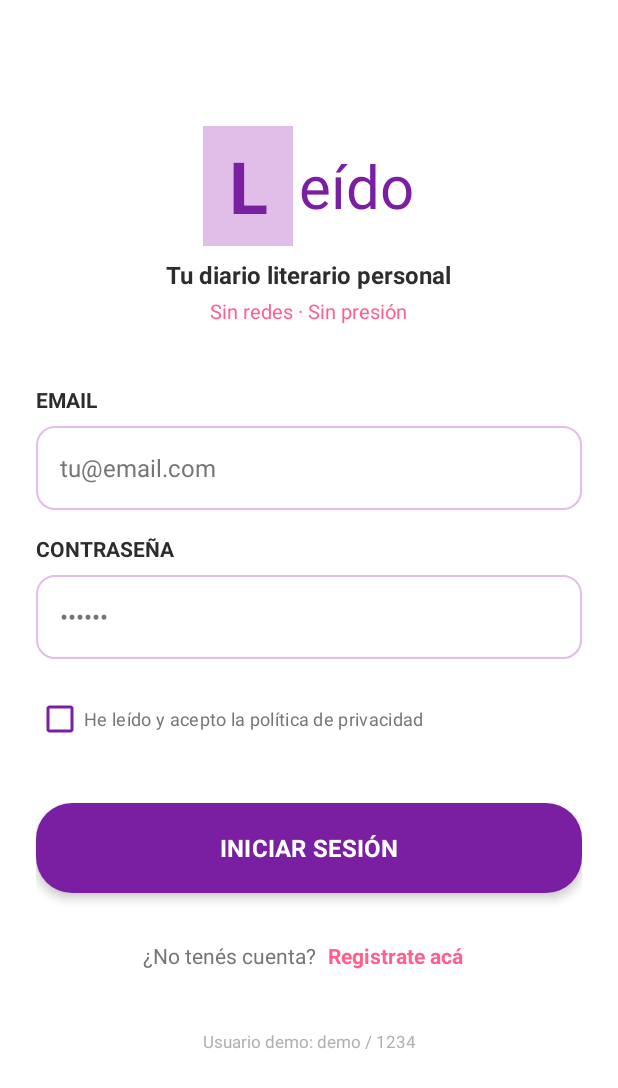
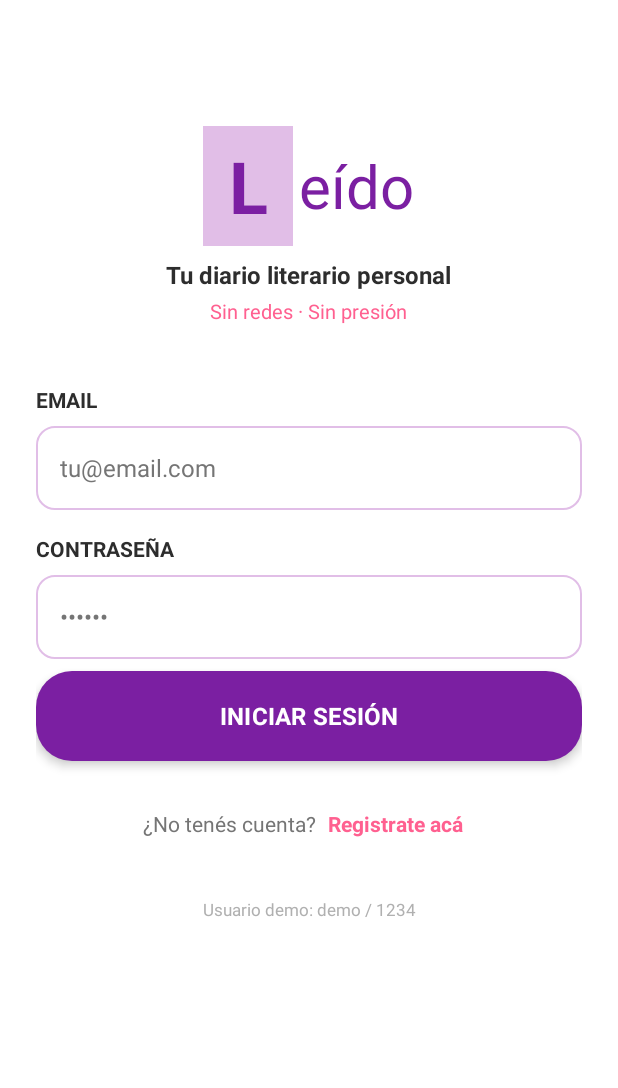
Before and after one commit to mariapereyradv/parcial-2-am-acn4a-pereyra, an Android app: the screen it shows after launch (LoginActivity), on a phone screen of 412 x 824 dp. Shown: the top 1088 px of the screen. Run offline under Robolectric (Android 15) with nearby library versions, the phone set to English and light mode, and no system bars.

```diff
--- a/app/src/main/java/com/jfam/leido/AureliaIntroActivity.java
+++ b/app/src/main/java/com/jfam/leido/AureliaIntroActivity.java
@@ -68,7 +68,7 @@ public class AureliaIntroActivity extends AppCompatActivity {
         AnimatorSet pulso = new AnimatorSet();
         pulso.playTogether(pulsoScale, pulsoScaleY);
         pulso.setDuration(1500);
-        pulso.setRepeatCount(1);
+
         pulso.setInterpolator(new AccelerateDecelerateInterpolator());
         pulso.start();
 
--- a/app/src/main/res/layout/activity_login.xml
+++ b/app/src/main/res/layout/activity_login.xml
@@ -111,17 +111,7 @@
             android:background="@drawable/edit_text_background"
             android:layout_marginBottom="@dimen/margin_small"/>
 
-        <!-- CHECKBOX POLÍTICAS -->
-        <CheckBox
-            android:id="@+id/checkPoliticas"
-            android:layout_width="match_parent"
-            android:layout_height="wrap_content"
-            android:text="@string/login_privacy"
-            android:textSize="@dimen/text_tiny"
-            android:textColor="@color/text_secondary"
-            android:buttonTint="@color/primary"
-            android:layout_marginTop="@dimen/margin_small"
-            android:layout_marginBottom="@dimen/margin_xlarge"/>
+
 
         <!-- BOTÓN INICIAR SESIÓN -->
         <Button
```
Also changed, not shown: app/src/main/java/com/jfam/leido/LibroRepository.java (+15 -13 lines), app/src/main/java/com/jfam/leido/RegistroActivity.java (+1 -8 lines).
